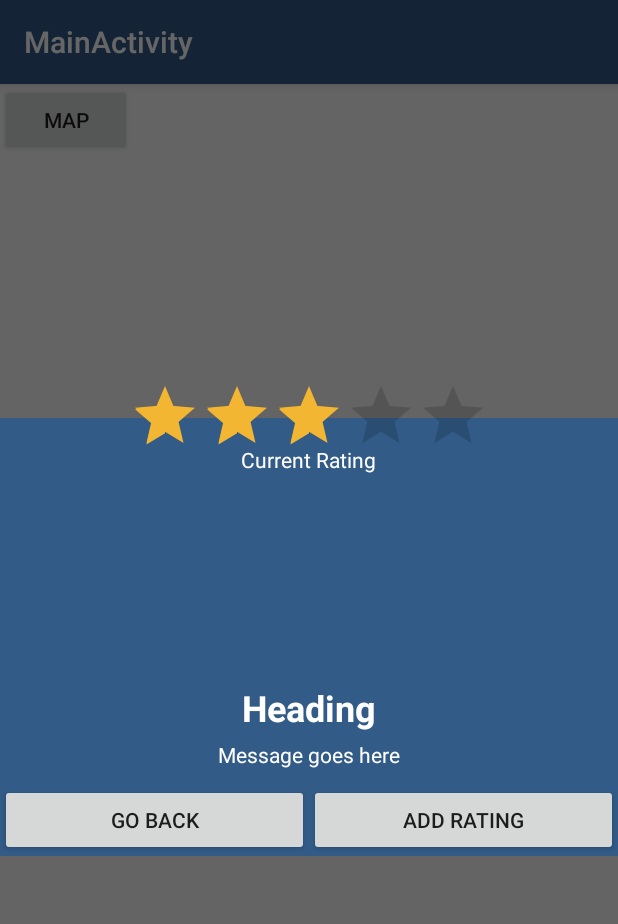
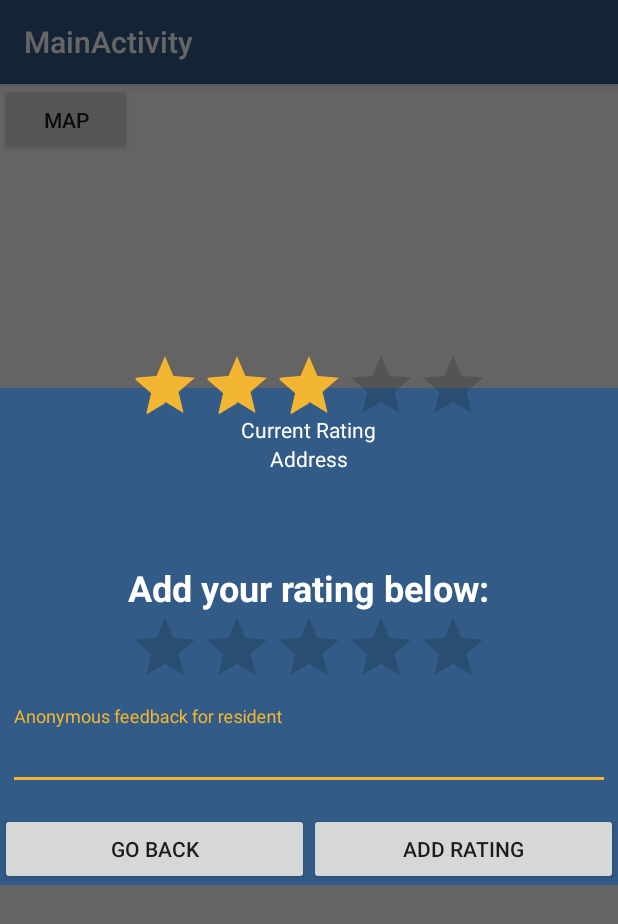
Before and after one commit to chardur/ResidentialRatings, an Android app: the fragment MapClickDialogFragment placed in its activity, on a phone screen of 412 x 824 dp. Shown: the top 924 px of the screen. Run offline under Robolectric (Android 15) with nearby library versions, the phone set to English and light mode, and no system bars.

```diff
--- a/app/src/main/java/com/resrater/residentialratings/MapClickDialogFragment.java
+++ b/app/src/main/java/com/resrater/residentialratings/MapClickDialogFragment.java
@@ -65,7 +65,9 @@ public class MapClickDialogFragment extends DialogFragment {
 
         mapClickDialogAddressText = (TextView) root.findViewById(R.id.mapClickDialogAddressText);
         if (selectedAddress != null){
-            mapClickDialogAddressText.setText(selectedAddress.getFeatureName() +" "+ selectedAddress.getThoroughfare());
+            if (selectedAddress.getFeatureName() != null && selectedAddress.getThoroughfare() != null) {
+                mapClickDialogAddressText.setText(selectedAddress.getFeatureName() + " " + selectedAddress.getThoroughfare());
+            }
         }
 
         return root;
--- a/app/src/main/res/layout/fragment_map_click_dialog.xml
+++ b/app/src/main/res/layout/fragment_map_click_dialog.xml
@@ -24,25 +24,40 @@
             android:id="@+id/mapClickDialogAddressText"
             android:layout_width="wrap_content"
             android:layout_height="wrap_content"
-            android:text=""
+            android:text="Address"
             android:textColor="@android:color/white" />
 
         <TextView
             android:layout_width="wrap_content"
             android:layout_height="wrap_content"
-            android:layout_marginTop="120dp"
-            android:text="Heading"
+            android:layout_marginTop="60dp"
+            android:text="Add your rating below:"
             android:textColor="@android:color/white"
             android:textSize="24sp"
             android:textStyle="bold" />
 
-        <TextView
+        <RatingBar
+            android:id="@+id/addRatingBar"
             android:layout_width="wrap_content"
             android:layout_height="wrap_content"
+            android:layout_centerHorizontal="true"
+            android:numStars="5"
+            android:progressTint="#f2b632"
+            android:stepSize="1" />
+
+        <android.support.design.widget.TextInputLayout
+            android:layout_width="match_parent"
+            android:layout_height="wrap_content"
             android:layout_marginBottom="10dp"
-            android:layout_marginTop="5dp"
-            android:text="Message goes here"
-            android:textColor="@android:color/white" />
+            android:padding="5dp">
+
+            <android.support.design.widget.TextInputEditText
+                android:id="@+id/feedbackText"
+                android:layout_width="match_parent"
+                android:textColor="#f2b632"
+                android:layout_height="wrap_content"
+                android:hint="Anonymous feedback for resident" />
+        </android.support.design.widget.TextInputLayout>
 
         <LinearLayout
             android:layout_width="match_parent"
```
Also changed, not shown: app/src/main/java/com/resrater/residentialratings/LoginFragment.java (added, +30 -0 lines), app/src/main/res/layout/fragment_login.xml (added, +86 -0 lines), app/src/main/res/drawable-xhdpi/logo2.png (added).
